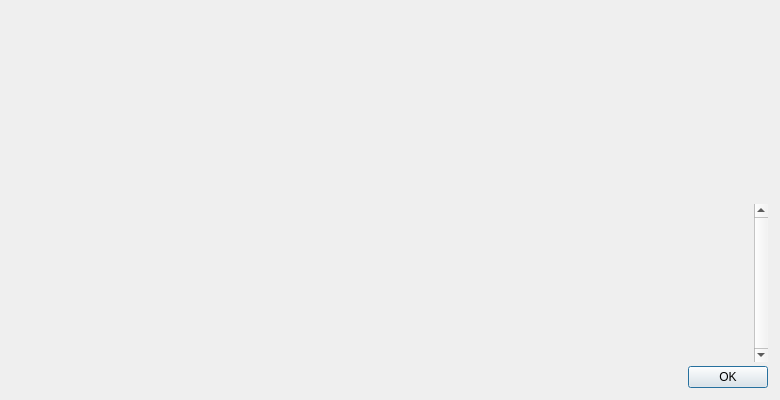
Before: the Qt Designer form src/qt/forms/helpmessagedialog.ui in unitusdev/unitus, drawn with Qt 5.
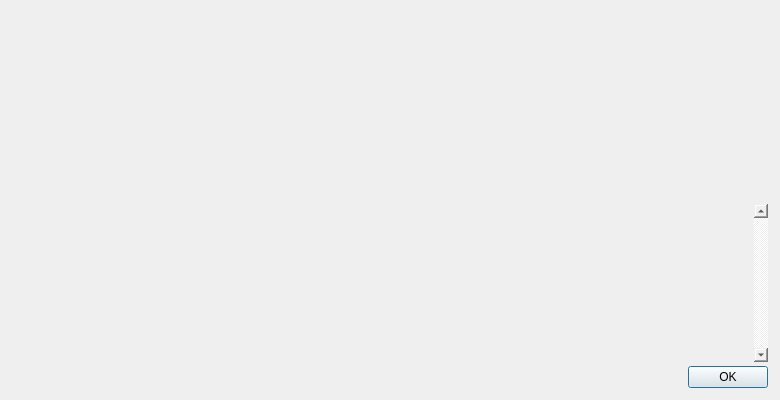
After: the same form once the commit is applied. Icons and pictures are not drawn.

Commit message: About Screen Transparency

```diff
--- a/src/qt/forms/helpmessagedialog.ui
+++ b/src/qt/forms/helpmessagedialog.ui
@@ -35,7 +35,7 @@
       <number>4</number>
      </property>
      <property name="rightMargin">
-      <number>0</number>
+      <number>12</number>
      </property>
      <item>
       <widget class="QLabel" name="aboutLogo">
@@ -75,7 +75,10 @@
     </layout>
    </item>
    <item>
-    <layout class="QVBoxLayout" name="verticalLayout">
+    <layout class="QVBoxLayout" name="verticalLayoutAbout">
+     <property name="leftMargin">
+      <number>0</number>
+     </property>
      <item>
       <widget class="QTextEdit" name="helpMessage">
        <property name="styleSheet">
@@ -87,16 +90,28 @@
        <property name="frameShape">
         <enum>QFrame::NoFrame</enum>
        </property>
+       <property name="frameShadow">
+        <enum>QFrame::Plain</enum>
+       </property>
        <property name="readOnly">
         <bool>true</bool>
        </property>
       </widget>
      </item>
      <item>
-      <widget class="QScrollArea" name="scrollArea">
+      <widget class="QScrollArea" name="scrollAreaAbout">
+       <property name="styleSheet">
+        <string notr="true">*
+{
+    background: transparent;
+}</string>
+       </property>
        <property name="frameShape">
         <enum>QFrame::NoFrame</enum>
        </property>
+       <property name="frameShadow">
+        <enum>QFrame::Plain</enum>
+       </property>
        <property name="verticalScrollBarPolicy">
         <enum>Qt::ScrollBarAlwaysOn</enum>
        </property>
@@ -108,10 +123,16 @@
          <rect>
           <x>0</x>
           <y>0</y>
-          <width>638</width>
+          <width>627</width>
           <height>135</height>
          </rect>
         </property>
+        <property name="styleSheet">
+         <string notr="true">QWidget#scrollAreaWidgetContents
+{
+    background: transparent;
+}</string>
+        </property>
         <layout class="QVBoxLayout" name="verticalLayout_2">
          <item>
           <widget class="QLabel" name="aboutMessage">
```
The commit also changes 1 other file.
